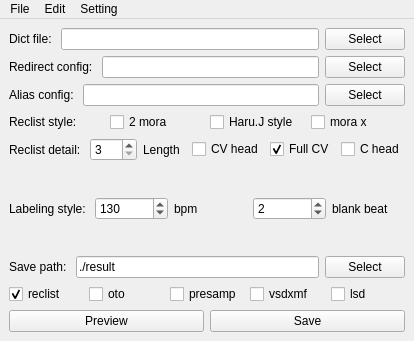
RibosomeK/new_cvvc_generator, file ui_files/main_window.ui: the form before one commit.
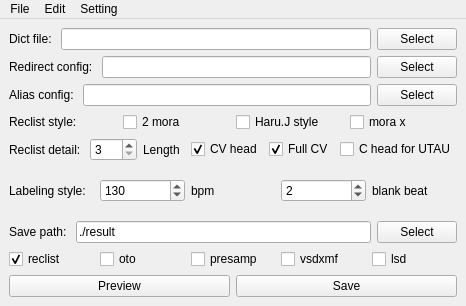
The form after the commit.

Commit message: change c head to c head for utau

What changed in the file:
```diff
--- a/ui_files/main_window.ui
+++ b/ui_files/main_window.ui
@@ -6,8 +6,8 @@
    <rect>
     <x>0</x>
     <y>0</y>
-    <width>414</width>
-    <height>341</height>
+    <width>466</width>
+    <height>306</height>
    </rect>
   </property>
   <property name="sizePolicy">
@@ -219,6 +219,9 @@
         <property name="text">
          <string>CV head</string>
         </property>
+        <property name="checked">
+         <bool>true</bool>
+        </property>
        </widget>
       </item>
       <item>
@@ -240,7 +243,7 @@
          <locale language="English" country="UnitedStates"/>
         </property>
         <property name="text">
-         <string>C head</string>
+         <string>C head for UTAU</string>
         </property>
        </widget>
       </item>
@@ -449,7 +452,7 @@
     <rect>
      <x>0</x>
      <y>0</y>
-     <width>414</width>
+     <width>466</width>
      <height>22</height>
     </rect>
    </property>
```
Left out of the diff: 2 changed lines with no effect on the pictures. The commit also changes 4 other files.
